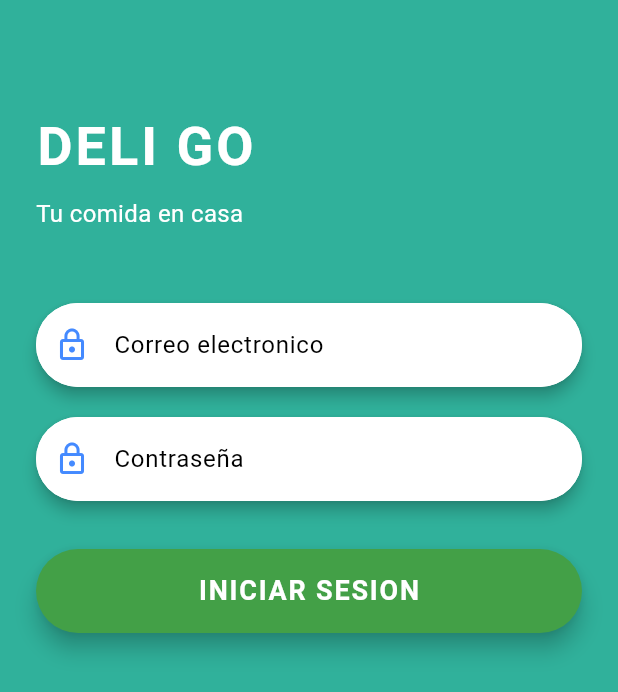
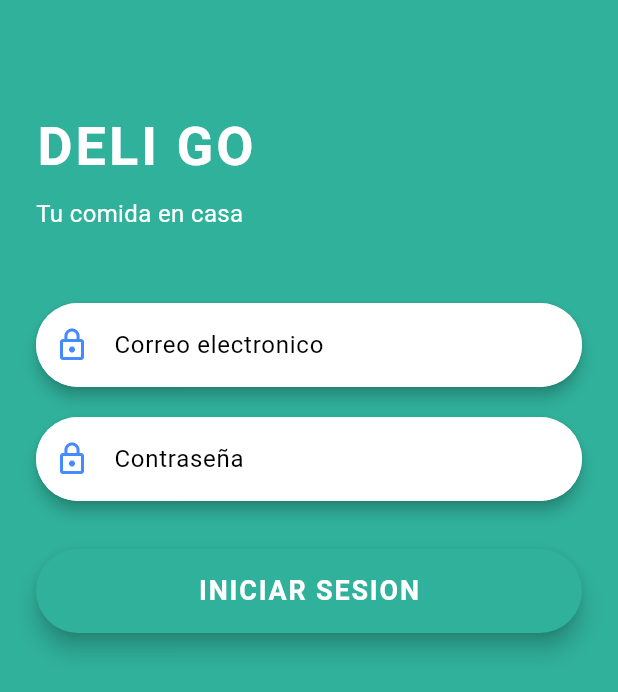
Before and after one commit to christianCarrion72/ihc_proyecto_chatbot_telegram, a Flutter app: the screen it shows after launch, on a phone screen of 412 x 824 dp. Shown: the top 692 px of the screen. Run offline on Flutter 3.47's test engine with Material 3 defaults, Android fonts, the light colour scheme and no system bars.

Commit message:
refactor: Cambiar el color del boton por el color secundario

```diff
--- a/restaurant_delivery_app/lib/shared/widgets/primary_button.dart
+++ b/restaurant_delivery_app/lib/shared/widgets/primary_button.dart
@@ -22,7 +22,7 @@ class PrimaryButton extends StatelessWidget {
       height: 56,
       child: ElevatedButton(
         style: ElevatedButton.styleFrom(
-          backgroundColor: color ?? AppColors.success,
+          backgroundColor: color ?? AppColors.secundary,
           shape: RoundedRectangleBorder(
             borderRadius: BorderRadius.circular(30),
           ),
```
